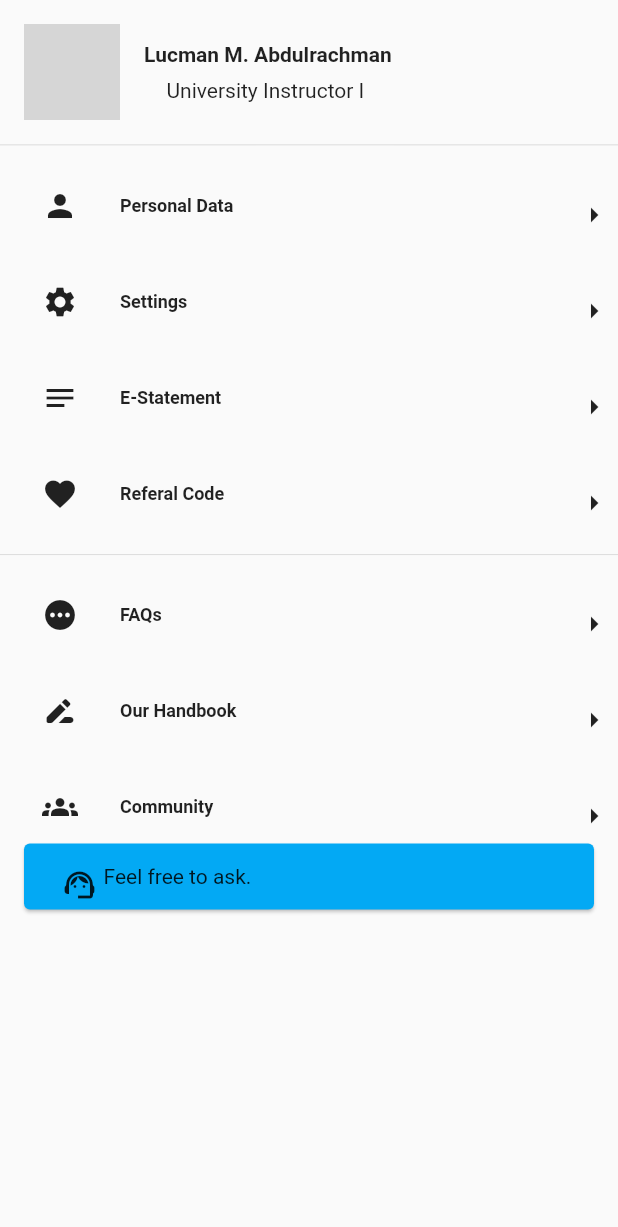
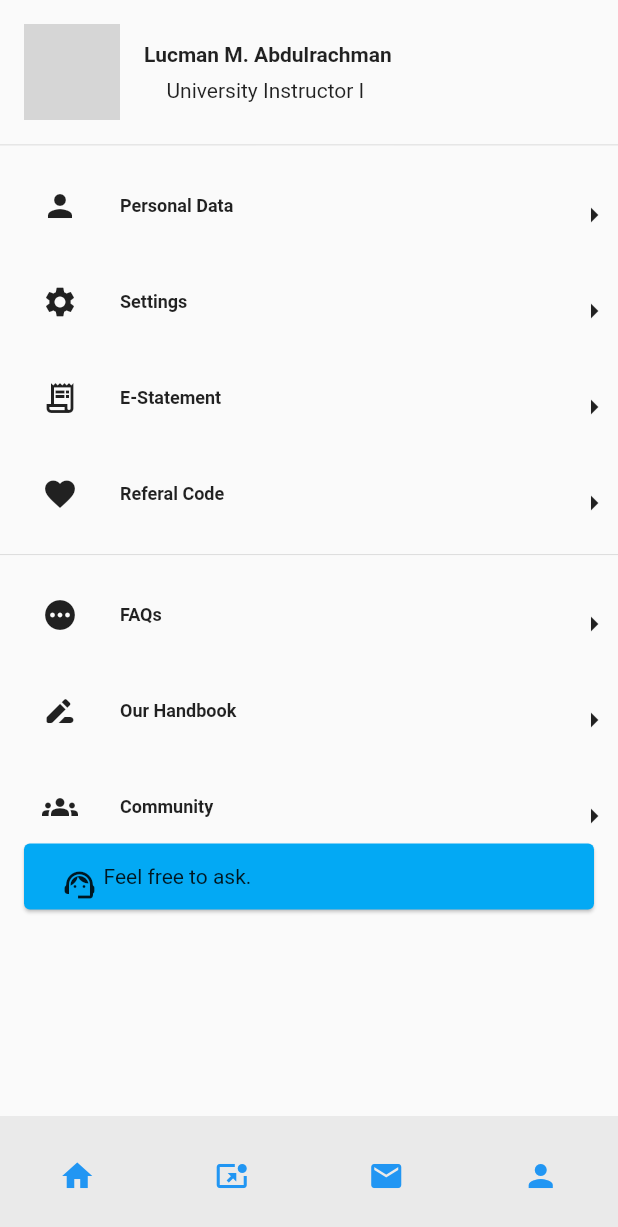
Before and after one commit to fencim/simple_stock_ui, a Flutter app: the screen it shows after launch, on a phone screen of 412 x 824 dp. Shown: the top 1227 px of the screen. Run offline on Flutter 3.47's test engine with Material 2 defaults, Android fonts, the phone set to English and light mode, and no system bars; network calls fail; grey boxes are pictures that could not be loaded.

Commit message:
bottom navigation

```diff
--- a/lib/main.dart
+++ b/lib/main.dart
@@ -34,7 +34,7 @@ class _HomePageState extends State<HomePage> {
   Map<String, Icon> iconMap = {
     'person': const Icon(Icons.person),
     'settings': const Icon(Icons.settings),
-    'notes_sharp': const Icon(Icons.notes_sharp),
+    'notes_sharp': const Icon(Icons.receipt_long_sharp),
     'favorite': const Icon(Icons.favorite),
     'pending': const Icon(Icons.pending),
     'drive_file_rename_outline_rounded':
@@ -214,7 +214,15 @@ class _HomePageState extends State<HomePage> {
           ),
         )
       ],
-    ));
+    ),
+    bottomNavigationBar: NavigationBar(destinations: [
+        TextButton(onPressed: () => {}, child: const Icon(Icons.home)),
+        TextButton(onPressed: () => {}, child: const Icon(Icons.pin_invoke)),
+        TextButton(onPressed: () => {}, child: const Icon(Icons.mail)),
+        TextButton(onPressed: () => {}, child: const Icon(Icons.person))
+      ]),
+
+    );
   }
 }
 
```
